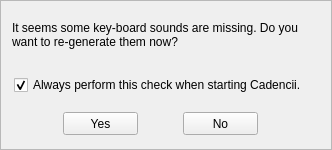
First picture: the form in buildQtUI/org/kbinani/cadencii/FormAskKeySoundGenerationUiImpl.ui, repository cadencii/cadencii, before the edit.
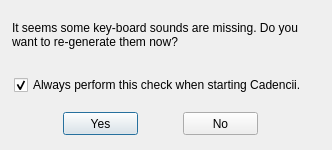
Second picture: the form after the edit.

Patch:
```diff
--- a/buildQtUI/org/kbinani/cadencii/FormAskKeySoundGenerationUiImpl.ui
+++ b/buildQtUI/org/kbinani/cadencii/FormAskKeySoundGenerationUiImpl.ui
@@ -1,7 +1,7 @@
 <?xml version="1.0" encoding="UTF-8"?>
 <ui version="4.0">
  <class>FormAskKeySoundGenerationUiImpl</class>
- <widget class="QFrame" name="FormAskKeySoundGenerationUiImpl">
+ <widget class="QDialog" name="FormAskKeySoundGenerationUiImpl">
   <property name="geometry">
    <rect>
     <x>0</x>
@@ -13,12 +13,6 @@
   <property name="windowTitle">
    <string>Frame</string>
   </property>
-  <property name="frameShape">
-   <enum>QFrame::StyledPanel</enum>
-  </property>
-  <property name="frameShadow">
-   <enum>QFrame::Raised</enum>
-  </property>
   <widget class="QLabel" name="lblMessage">
    <property name="geometry">
     <rect>
```
